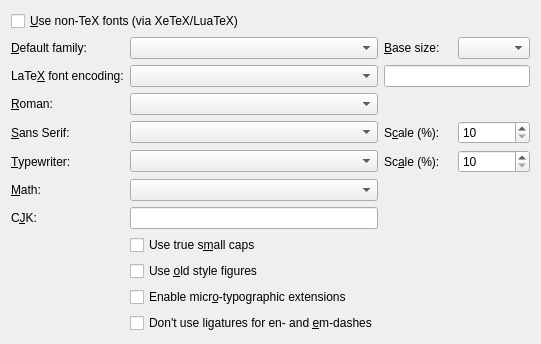
Before: the Qt Designer form src/frontends/qt4/ui/FontUi.ui in cburschka/lyx, drawn with Qt 5.
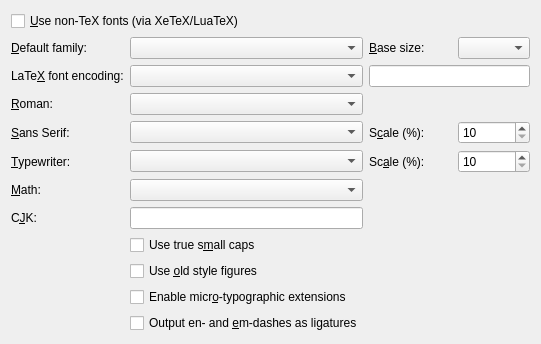
After: the same form once the commit is applied.

Patch:
```diff
--- a/src/frontends/qt4/ui/FontUi.ui
+++ b/src/frontends/qt4/ui/FontUi.ui
@@ -258,7 +258,7 @@
       <string>Use \textendash and \textemdash instead of -- and --- for en- and em-dashes</string>
      </property>
      <property name="text">
-      <string>Don't use ligatures for en- and &amp;em-dashes</string>
+      <string>Output en- and &amp;em-dashes as ligatures</string>
      </property>
     </widget>
    </item>
```
Left out of the diff: 2 changed lines with no effect on the pictures.
